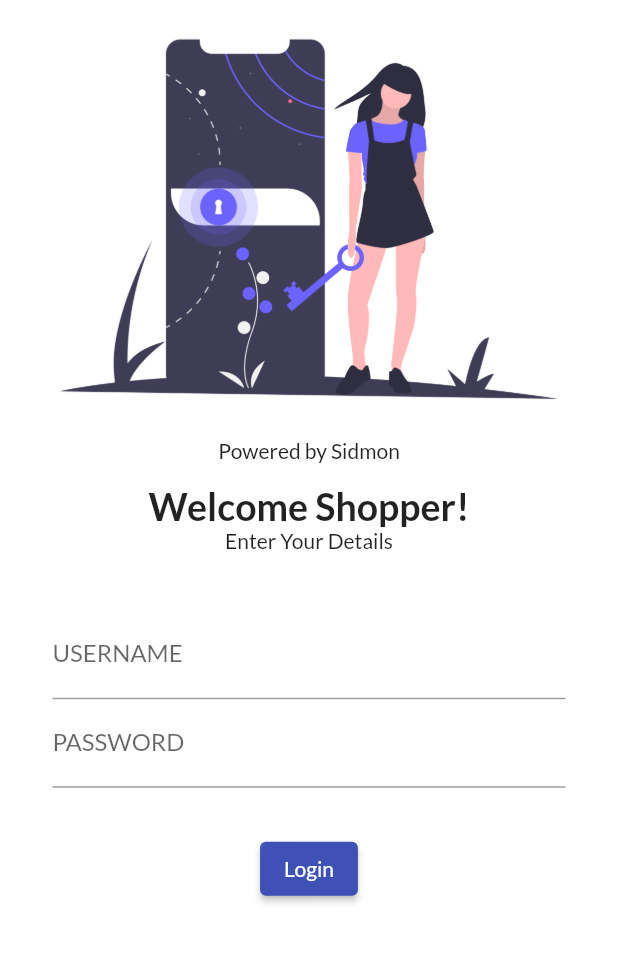
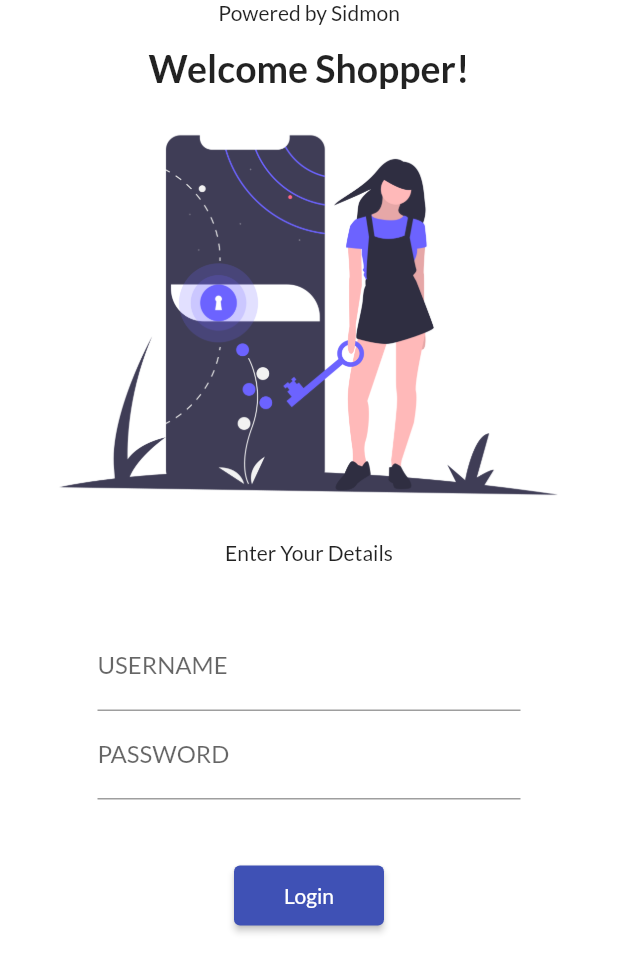
Before and after one commit to Sidmon101/Catalog_App, a Flutter app: the screen it shows after launch, on a phone screen of 412 x 824 dp. Shown: the top 972 px of the screen. Run offline on Flutter 3.47's test engine with Material 2 defaults, Android fonts, the phone set to English and light mode, and no system bars; our stand-ins replace google_fonts.

Commit message:
day 5 completed

```diff
--- a/lib/main.dart
+++ b/lib/main.dart
@@ -1,6 +1,7 @@
 import 'package:flutter/material.dart';
 import 'package:flutter_catalog/pages/homepage.dart';
 import 'package:flutter_catalog/pages/loginpage.dart';
+import 'package:flutter_catalog/utility/routes.dart';
 import 'package:google_fonts/google_fonts.dart';
 
 void main() {
@@ -18,14 +19,15 @@ class Myapp extends StatelessWidget {
         primarySwatch: Colors.indigo,
         fontFamily: GoogleFonts.lato().fontFamily,
       ),
+      debugShowCheckedModeBanner: true,
       darkTheme: ThemeData(
         brightness: Brightness.dark,
       ),
       initialRoute: "/",
       routes: {
         "/": (context) => loginpage(),
-        "/home": (context) => homepage(),
-        "/login": (context) => loginpage(),
+        MyRoutes.homeroute: (context) => homepage(),
+        MyRoutes.loginroute: (context) => loginpage(),
       },
     );
   }
--- a/lib/pages/loginpage.dart
+++ b/lib/pages/loginpage.dart
@@ -1,6 +1,7 @@
 import 'dart:ui';
 
 import 'package:flutter/material.dart';
+import 'package:flutter_catalog/utility/routes.dart';
 
 class loginpage extends StatelessWidget {
   const loginpage({Key? key}) : super(key: key);
@@ -9,9 +10,9 @@ class loginpage extends StatelessWidget {
   Widget build(BuildContext context) {
     return Material(
         color: Colors.white,
+        child: SingleChildScrollView(
           child: Column(
             children: [
-            Image.asset("assets/pictures/image1.png"),
               SizedBox(
                 height: 30,
                 child: Text("Powered by Sidmon"),
@@ -23,6 +24,10 @@ class loginpage extends StatelessWidget {
                   fontWeight: FontWeight.bold,
                 ),
               ),
+              Image.asset(
+                "assets/pictures/image1.png",
+                height: 300,
+              ),
               SizedBox(
                 height: 30,
                 child: Text("Enter Your Details"),
@@ -30,7 +35,7 @@ class loginpage extends StatelessWidget {
               Padding(
                 padding: const EdgeInsets.symmetric(
                   vertical: 25,
-                horizontal: 35,
+                  horizontal: 65,
                 ),
                 child: Column(
                   children: [
@@ -48,18 +53,20 @@ class loginpage extends StatelessWidget {
                       ),
                     ),
                     SizedBox(
-                    height: 30,
+                      height: 40,
                     ),
                     ElevatedButton(
                         onPressed: () {
-                        print("Hey there!!");
+                          Navigator.pushNamed(context, MyRoutes.homeroute);
                         },
                         child: Text("Login"),
-                      style: TextButton.styleFrom())
+                        style:
+                            TextButton.styleFrom(minimumSize: Size(100, 40))),
                   ],
                 ),
               )
             ],
+          ),
         ));
   }
 }
--- /dev/null
+++ b/lib/utility/routes.dart
@@ -0,0 +1,4 @@
+class MyRoutes {
+  static String loginroute = "/login";
+  static String homeroute = "/home";
+}
```
Lines whose indentation alone changed are shown as unchanged.
